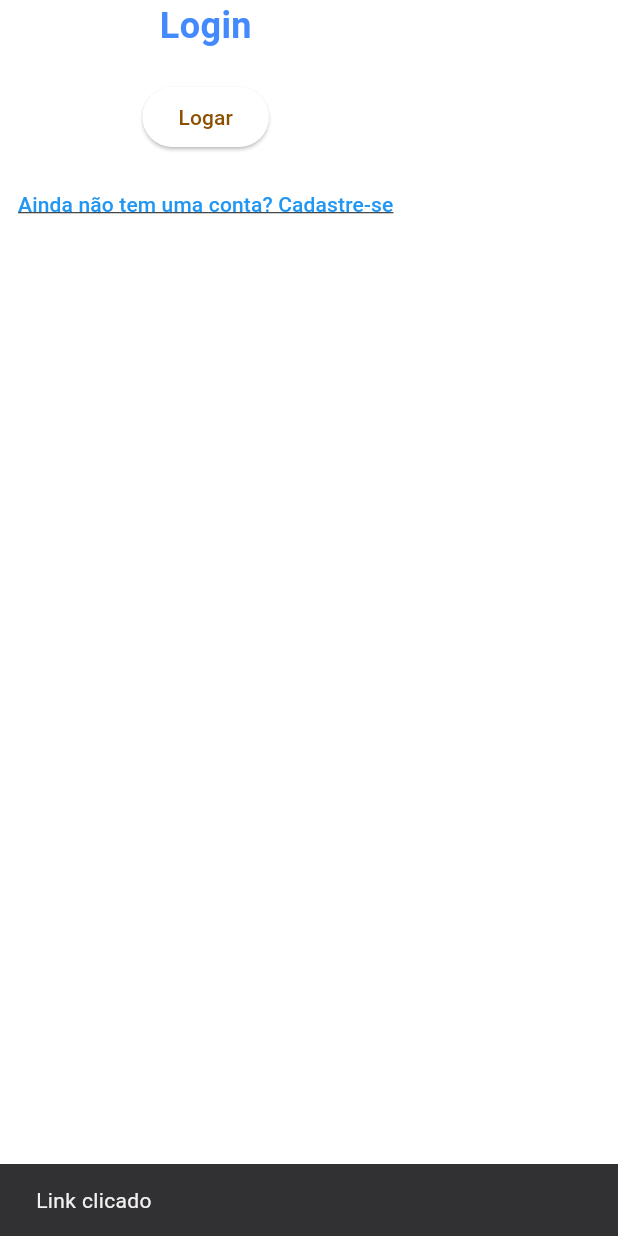
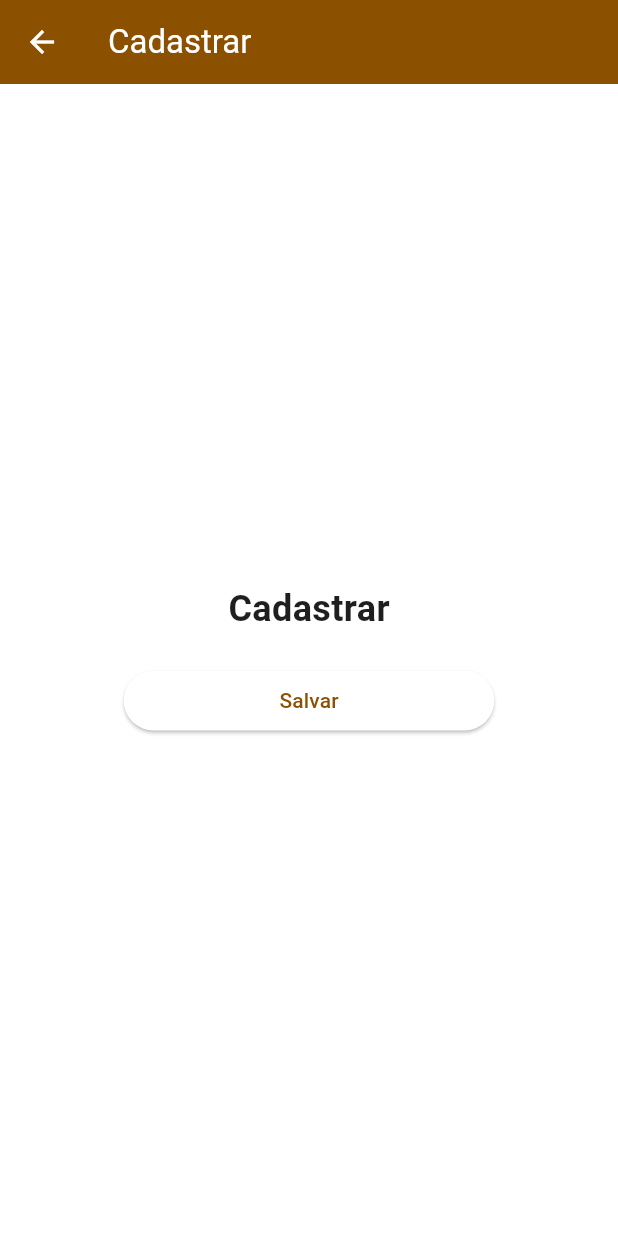
Before and after one commit to FrancisCarolina/flutter_check, a Flutter app: the screen it shows after launch, after a tap on "Ainda não tem uma conta? Cadastre-se", on a phone screen of 412 x 824 dp. Run offline on Flutter 3.47's test engine with Material 2 defaults, Android fonts, the phone set to English and light mode, and no system bars; our stand-ins replace get.

Commit message:
navegação das telas

```diff
--- a/login/lib/core/routes/routes.dart
+++ b/login/lib/core/routes/routes.dart
@@ -1,7 +1,11 @@
 import 'package:get/get.dart';
+import 'package:login/views/cadastrar.dart';
 import 'package:login/views/home.dart';
+import 'package:login/views/login.dart';
 
 // Defina suas rotas usando GetPage
 final List<GetPage> routers = [
-  GetPage(name: '/', page: () => MyHomePage(title: 'titulo my home page',)),
+  GetPage(name: '/', page: () => Login(title: 'titulo login',)),
+  GetPage(name: '/cadastrar', page: () => Cadastrar()),
+  GetPage(name: '/home', page: () => Home()),
 ];
--- /dev/null
+++ b/login/lib/views/cadastrar.dart
@@ -0,0 +1,58 @@
+import 'package:flutter/material.dart';
+import 'package:get/get.dart'; // Importa GetX para navegação
+
+class Cadastrar extends StatefulWidget {
+  const Cadastrar({super.key});
+
+  @override
+  State<Cadastrar> createState() => _CadastrarState();
+}
+
+class _CadastrarState extends State<Cadastrar> {
+  @override
+  Widget build(BuildContext context) {
+    return Scaffold(
+      appBar: AppBar(
+        title: const Text('Cadastrar'), // Título da AppBar
+        leading: IconButton(
+          icon: const Icon(Icons.arrow_back), // Ícone de seta para voltar
+          onPressed: () {
+            Get.back();
+          },
+        ),
+      ),
+      body: Center( // Centraliza o Container vertical e horizontalmente
+        child: Container(
+          padding: const EdgeInsets.all(16.0), // Adiciona padding ao Container
+          child: Column(
+            mainAxisAlignment: MainAxisAlignment.center, // Centraliza verticalmente
+            crossAxisAlignment: CrossAxisAlignment.center, // Centraliza horizontalmente
+            children: <Widget>[
+              const Text(
+                "Cadastrar",
+                style: TextStyle(
+                  fontSize: 24,
+                  fontWeight: FontWeight.bold,
+                ),
+              ),
+              const SizedBox(height: 20), // Espaço entre o texto e o botão
+              SizedBox(
+                width: MediaQuery.of(context).size.width * 0.6, // Define a largura como 60% da tela
+                child: ElevatedButton(
+                  onPressed: () {
+                    // Ação do botão de salvar
+                    // Adicione a lógica para salvar os dados aqui
+                    ScaffoldMessenger.of(context).showSnackBar(
+                      SnackBar(content: Text('Dados salvos com sucesso')),
+                    );
+                  },
+                  child: const Text('Salvar'),
+                ),
+              ),
+            ],
+          ),
+        ),
+      ),
+    );
+  }
+}
--- a/login/lib/views/home.dart
+++ b/login/lib/views/home.dart
@@ -1,57 +1,46 @@
 import 'package:flutter/material.dart';
+import 'package:get/get.dart'; // Importa GetX para navegação
 
-class MyHomePage extends StatefulWidget {
-  const MyHomePage({super.key, required this.title});
-
-  final String title;
+class Home extends StatefulWidget {
+  const Home({super.key});
 
   @override
-  State<MyHomePage> createState() => _MyHomePageState();
+  State<Home> createState() => _HomeState();
 }
 
-class _MyHomePageState extends State<MyHomePage> {
-  bool cbIsSelected_1 = false;
-//teste
+class _HomeState extends State<Home> {
   @override
   Widget build(BuildContext context) {
     return Scaffold(
-      body: Container(
-        child: Column(children: <Widget>[
-          const Text(
-                  "Login",
-                  style: TextStyle(
-                    fontSize: 24,
-                    fontWeight: FontWeight.bold,
-                    color: Colors.blueAccent
-                  ),
-                ),
-            const SizedBox(height: 20), // Espaço entre o Text e o botão
-            ElevatedButton(
-              onPressed: () {
-                // Ação a ser executada quando o botão for pressionado
-                ScaffoldMessenger.of(context).showSnackBar(
-                  SnackBar(content: Text('Botão pressionado')),
-                );
-              },
-              child: const Text('Logar'),
-            ),
-            const SizedBox(height: 10), // Espaço entre o ElevatedButton e o TextButton
-            TextButton(
-              onPressed: () {
-                // Ação a ser executada quando o link for pressionado
-                ScaffoldMessenger.of(context).showSnackBar(
-                  SnackBar(content: Text('Link clicado')),
-                );
-              },
-              child: const Text(
-                'Ainda não tem uma conta? Cadastre-se',
-                style: TextStyle(
-                  color: Colors.blue, // Cor do texto para parecer um link
-                  decoration: TextDecoration.underline, // Sublinha o texto
-                ),
+      appBar: AppBar(
+        title: const Text('Home'), // Título da AppBar
+        actions: [
+          TextButton(
+            onPressed: () {
+              // Ação para deslogar
+              // Navega de volta para a página de login e limpa a pilha
+              Get.offAllNamed('/'); // Remove todas as páginas da pilha e navega para a página de login
+            },
+            child: const Text(
+              'Deslogar',
+              style: TextStyle(
+                color: Colors.white, // Cor do texto do botão
               ),
             ),
-        ],),
+          ),
+        ],
+      ),
+      body: Center( // Centraliza o Container vertical e horizontalmente
+        child: Container(
+          padding: const EdgeInsets.all(16.0), // Adiciona padding ao Container
+          child: const Text(
+            "Home",
+            style: TextStyle(
+              fontSize: 24,
+              fontWeight: FontWeight.bold,
+            ),
+          ),
+        ),
       ),
     );
   }
--- /dev/null
+++ b/login/lib/views/login.dart
@@ -0,0 +1,52 @@
+import 'package:flutter/material.dart';
+import 'package:get/get.dart';
+
+class Login extends StatefulWidget {
+  const Login({super.key, required this.title});
+
+  final String title;
+
+  @override
+  State<Login> createState() => _LoginState();
+}
+
+class _LoginState extends State<Login> {
+//teste
+  @override
+  Widget build(BuildContext context) {
+    return Scaffold(
+      body: Container(
+        child: Column(children: <Widget>[
+          const Text(
+                  "Login",
+                  style: TextStyle(
+                    fontSize: 24,
+                    fontWeight: FontWeight.bold,
+                    color: Colors.blueAccent
+                  ),
+                ),
+            const SizedBox(height: 20), // Espaço entre o Text e o botão
+            ElevatedButton(
+              onPressed: () {
+                Get.toNamed('/home');
+              },
+              child: const Text('Logar'),
+            ),
+            const SizedBox(height: 10), // Espaço entre o ElevatedButton e o TextButton
+            TextButton(
+              onPressed: () {
+                Get.toNamed('/cadastrar');
+              },
+              child: const Text(
+                'Ainda não tem uma conta? Cadastre-se',
+                style: TextStyle(
+                  color: Colors.blue, // Cor do texto para parecer um link
+                  decoration: TextDecoration.underline, // Sublinha o texto
+                ),
+              ),
+            ),
+        ],),
+      ),
+    );
+  }
+}
```
Also changed, not shown: 1 other file.
